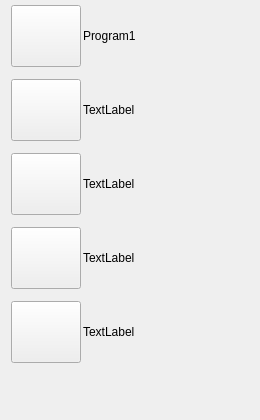
Qt form HimalayaMain/Gui/Components/Dashboard/Forms/FavoriteProgramsPanelWidget.ui (Liyezhong/Master) before a commit.
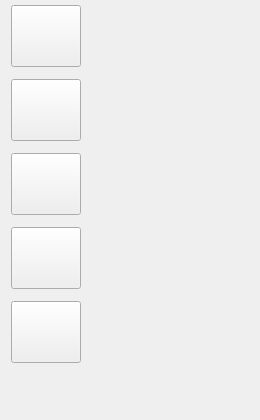
The same form after that commit. Custom widgets are drawn as their Qt base class.

Commit message: Optimized the program selection.

Patch:
```diff
--- a/HimalayaMain/Gui/Components/Dashboard/Forms/FavoriteProgramsPanelWidget.ui
+++ b/HimalayaMain/Gui/Components/Dashboard/Forms/FavoriteProgramsPanelWidget.ui
@@ -20,6 +20,9 @@
    <property name="horizontalSpacing">
     <number>2</number>
    </property>
+   <property name="verticalSpacing">
+    <number>6</number>
+   </property>
    <property name="topMargin">
     <number>5</number>
    </property>
@@ -48,13 +51,6 @@
      </property>
     </widget>
    </item>
-   <item row="0" column="1">
-    <widget class="Dashboard::CProgramLabel" name="lblPrg1">
-     <property name="text">
-      <string>Program1</string>
-     </property>
-    </widget>
-   </item>
    <item row="1" column="0">
     <spacer name="verticalSpacer">
      <property name="orientation">
@@ -96,13 +92,6 @@
      </property>
     </widget>
    </item>
-   <item row="2" column="1">
-    <widget class="Dashboard::CProgramLabel" name="lblPrg2">
-     <property name="text">
-      <string>TextLabel</string>
-     </property>
-    </widget>
-   </item>
    <item row="3" column="0">
     <spacer name="verticalSpacer_2">
      <property name="orientation">
@@ -138,13 +127,6 @@
      </property>
     </widget>
    </item>
-   <item row="4" column="1">
-    <widget class="Dashboard::CProgramLabel" name="lblPrg3">
-     <property name="text">
-      <string>TextLabel</string>
-     </property>
-    </widget>
-   </item>
    <item row="5" column="0">
     <spacer name="verticalSpacer_3">
      <property name="orientation">
@@ -180,13 +162,6 @@
      </property>
     </widget>
    </item>
-   <item row="6" column="1">
-    <widget class="Dashboard::CProgramLabel" name="lblPrg4">
-     <property name="text">
-      <string>TextLabel</string>
-     </property>
-    </widget>
-   </item>
    <item row="7" column="0">
     <spacer name="verticalSpacer_4">
      <property name="orientation">
@@ -225,13 +200,6 @@
      </property>
     </widget>
    </item>
-   <item row="8" column="1">
-    <widget class="Dashboard::CProgramLabel" name="lblPrg5">
-     <property name="text">
-      <string>TextLabel</string>
-     </property>
-    </widget>
-   </item>
    <item row="9" column="0">
     <spacer name="verticalSpacer_5">
      <property name="orientation">
@@ -248,13 +216,47 @@
      </property>
     </spacer>
    </item>
+   <item row="8" column="1">
+    <widget class="CStackedLabel" name="stackedWidget5">
+     <property name="currentIndex">
+      <number>0</number>
+     </property>
+     <widget class="QWidget" name="page"/>
+     <widget class="QWidget" name="page_2"/>
+    </widget>
+   </item>
+   <item row="6" column="1">
+    <widget class="CStackedLabel" name="stackedWidget4">
+     <widget class="QWidget" name="page_3"/>
+     <widget class="QWidget" name="page_4"/>
+    </widget>
+   </item>
+   <item row="0" column="1">
+    <widget class="CStackedLabel" name="stackedWidget1">
+     <widget class="QWidget" name="page_5"/>
+     <widget class="QWidget" name="page_6"/>
+    </widget>
+   </item>
+   <item row="2" column="1">
+    <widget class="CStackedLabel" name="stackedWidget2">
+     <widget class="QWidget" name="page_7"/>
+     <widget class="QWidget" name="page_8"/>
+    </widget>
+   </item>
+   <item row="4" column="1">
+    <widget class="CStackedLabel" name="stackedWidget3">
+     <widget class="QWidget" name="page_9"/>
+     <widget class="QWidget" name="page_10"/>
+    </widget>
+   </item>
   </layout>
  </widget>
  <customwidgets>
   <customwidget>
-   <class>Dashboard::CProgramLabel</class>
-   <extends>QLabel</extends>
-   <header>Dashboard/Include/ProgramLabel.h</header>
+   <class>CStackedLabel</class>
+   <extends>QStackedWidget</extends>
+   <header>Dashboard/Include/StackedLabel.h</header>
+   <container>1</container>
   </customwidget>
  </customwidgets>
  <resources/>
```
The commit also changes 13 other files.
